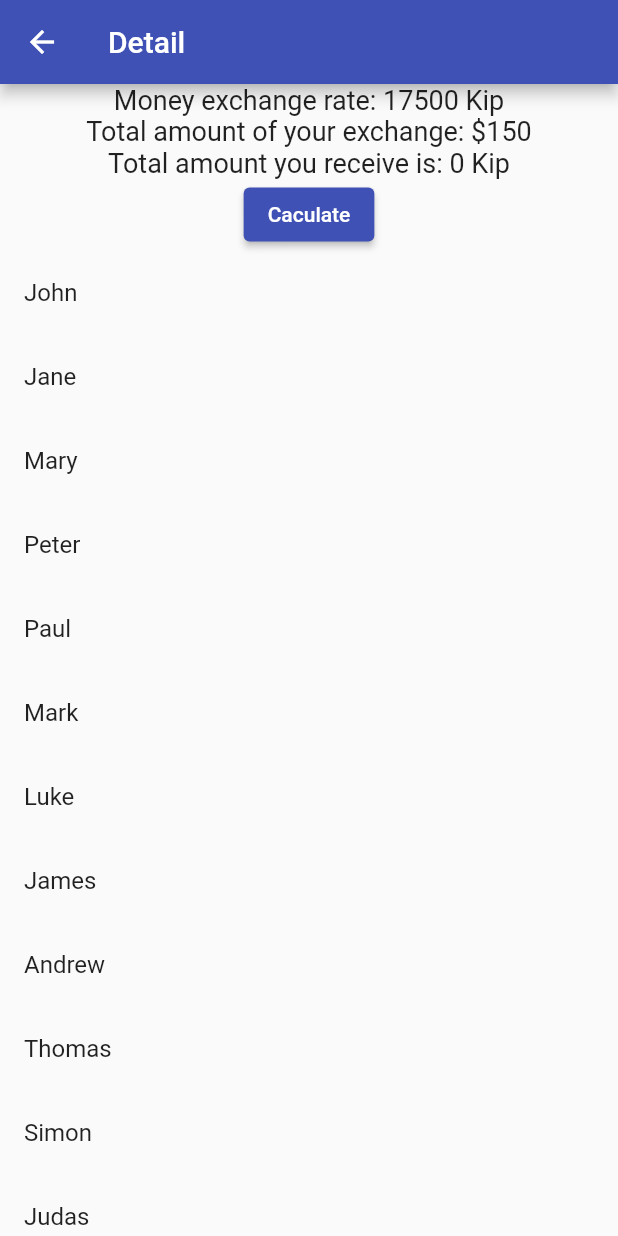
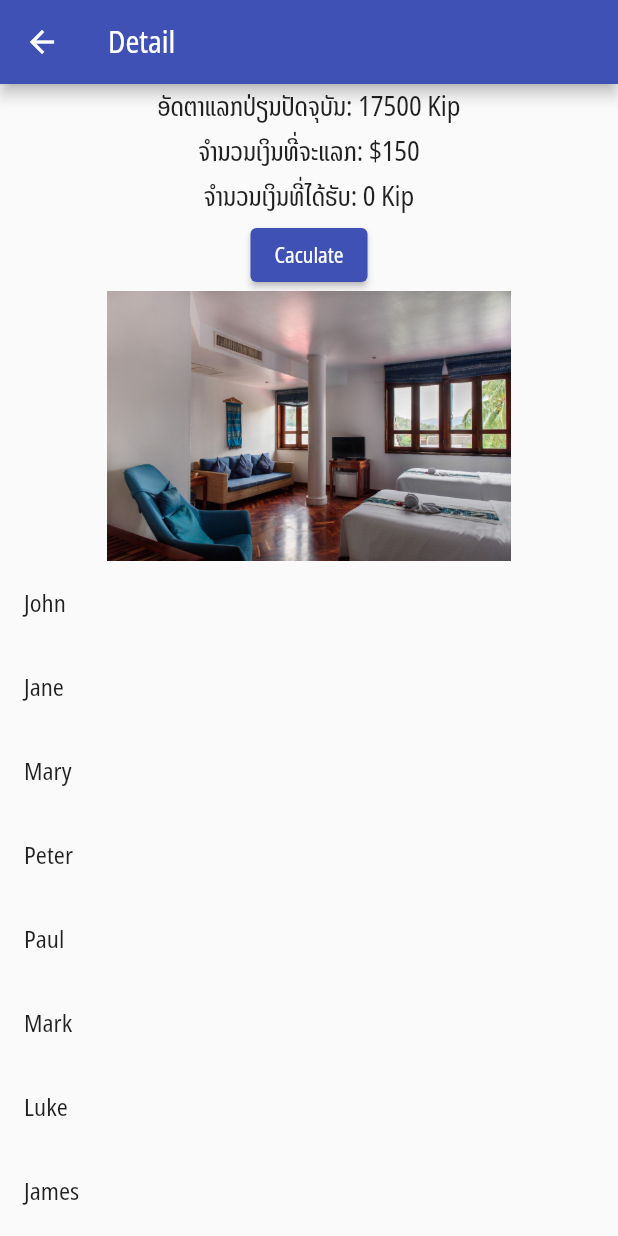
Before and after one commit to saypadith/flutter_class_ceit_2022, a Flutter app: the screen it shows after launch, after a tap on "Click me", on a phone screen of 412 x 824 dp. Run offline on Flutter 3.47's test engine with Material 2 defaults, Android fonts, the phone set to English and light mode, and no system bars; network calls fail.

Commit message:
add image and font to the project

```diff
--- a/lib/main.dart
+++ b/lib/main.dart
@@ -14,6 +14,7 @@ class MyApp extends StatelessWidget {
       debugShowCheckedModeBanner: false,
       theme: ThemeData(
         primarySwatch: Colors.indigo,
+        fontFamily: "notosanlao",
       ),
       home: HomeScreen(),
     );
--- a/lib/screens/detail.dart
+++ b/lib/screens/detail.dart
@@ -50,15 +50,15 @@ class _DetailScreenState extends State<DetailScreen> {
             child: Column(
               children: [
                 Text(
-                  "Money exchange rate: $rate Kip",
+                  "ອັດຕາແລກປ່ຽນປັດຈຸບັນ: $rate Kip",
                   style: TextStyle(fontSize: 18),
                 ),
                 Text(
-                  "Total amount of your exchange: \$$amount",
+                  "ຈຳນວນເງິນທີ່ຈະແລກ: \$$amount",
                   style: TextStyle(fontSize: 18),
                 ),
                 Text(
-                  "Total amount you receive is: $total Kip",
+                  "ຈຳນວນເງິນທີ່ໄດ້ຮັບ: $total Kip",
                   style: TextStyle(fontSize: 18),
                 ),
                 ElevatedButton(
@@ -68,6 +68,10 @@ class _DetailScreenState extends State<DetailScreen> {
                     });
                   },
                   child: Text("Caculate"),
+                ),
+                Image.asset(
+                  "assets/images/deluxe.jpeg",
+                  height: 180,
                 ),
                 ListView.builder(
                     itemCount: students.length,
```
Also changed, not shown: pubspec.yaml (+6 -8 lines), assets/fonts/notosan.ttf (added), assets/images/Superior.jpeg (added), assets/images/deluxe.jpeg (added), assets/images/deluxedouble.jpeg (added), assets/images/overview.jpeg (added).
